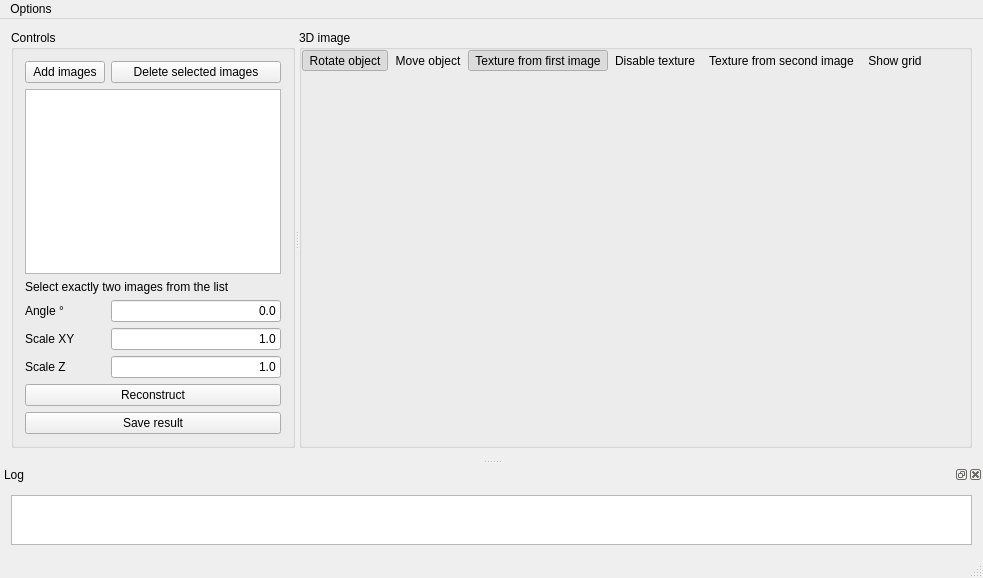
Qt form cybervision/cybervision-app/UI/mainwindow.ui (zlogic/cybervision) before a commit.
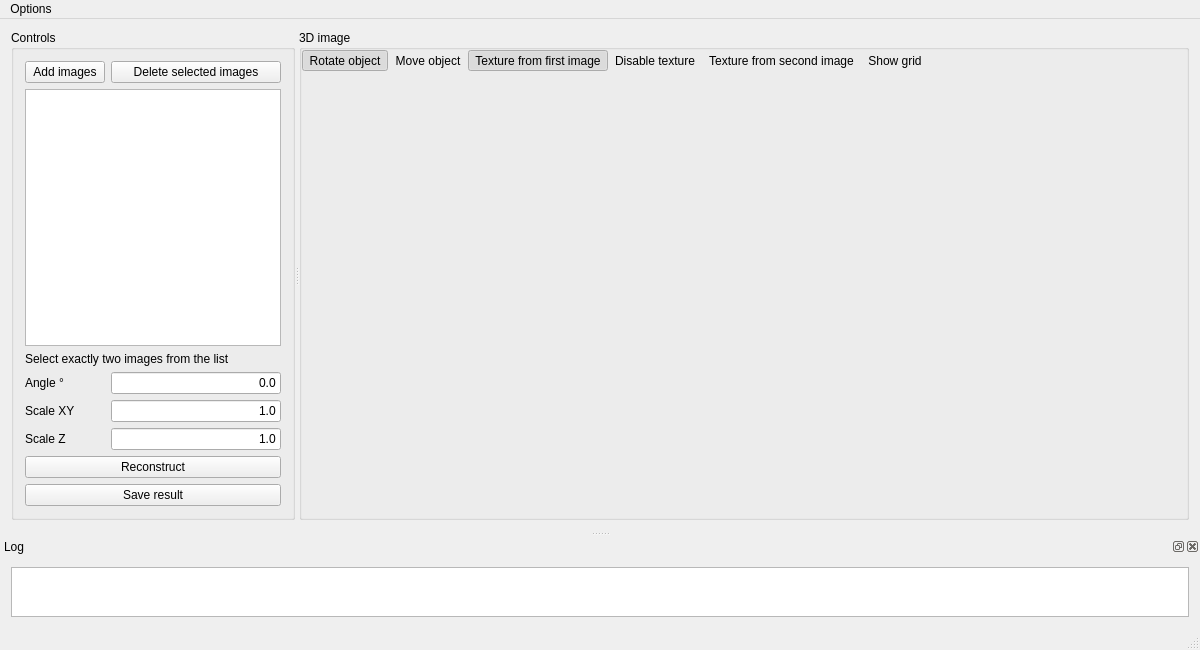
The same form after that commit. Icons and pictures are not drawn. Custom widgets are drawn as their Qt base class.

Diff of the .ui file:
```diff
--- a/cybervision/cybervision-app/UI/mainwindow.ui
+++ b/cybervision/cybervision-app/UI/mainwindow.ui
@@ -6,8 +6,8 @@
    <rect>
     <x>0</x>
     <y>0</y>
-    <width>792</width>
-    <height>578</height>
+    <width>1200</width>
+    <height>650</height>
    </rect>
   </property>
   <property name="windowTitle">
@@ -442,7 +442,7 @@
     <rect>
      <x>0</x>
      <y>0</y>
-     <width>792</width>
+     <width>1200</width>
      <height>21</height>
     </rect>
    </property>
```
